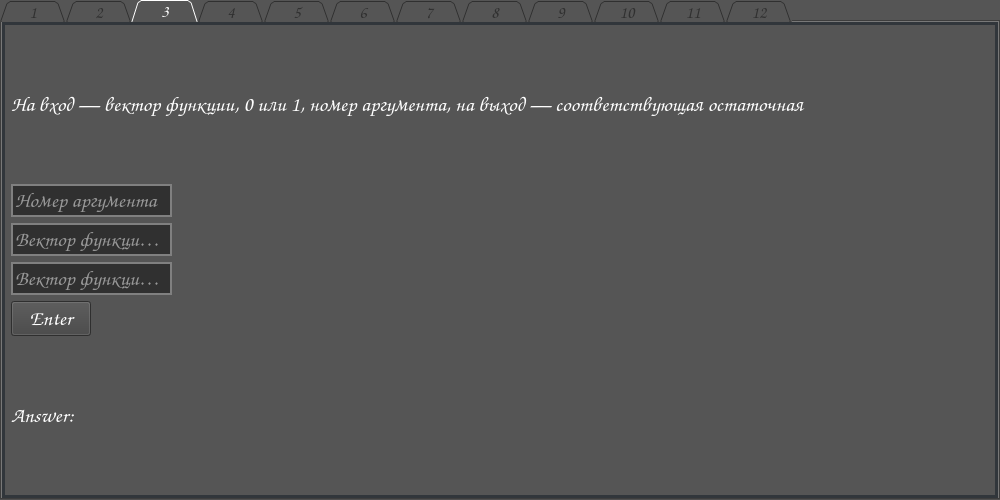
Qt form app/design.ui (Kirill-j/AppBF) before a commit.
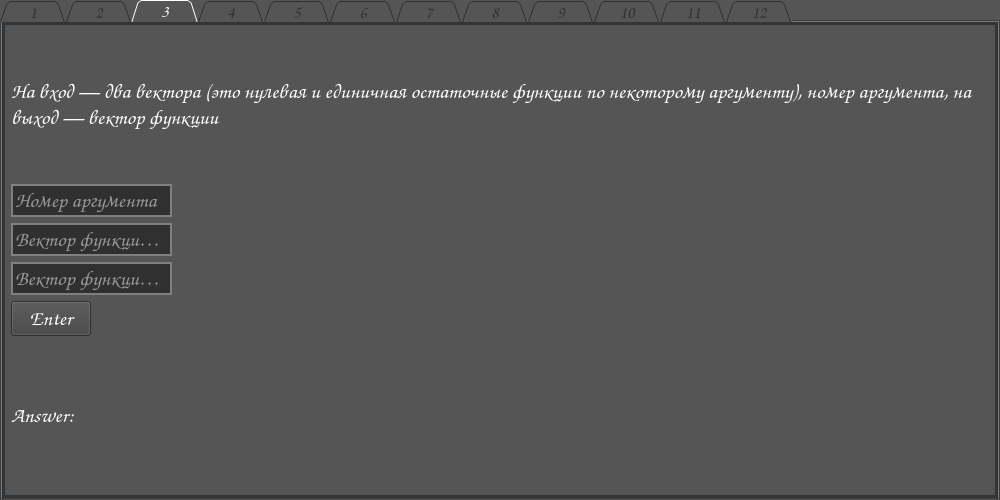
The same form after that commit. The open tabs and pages were chosen to show the change.

The edit to the form file:
```diff
--- a/app/design.ui
+++ b/app/design.ui
@@ -176,7 +176,7 @@
     <item>
      <widget class="QLabel" name="task_3">
       <property name="text">
-       <string>На вход — вектор функции, 0 или 1, номер аргумента, на выход — соответствующая остаточная</string>
+       <string>На вход — два вектора (это нулевая и единичная остаточные функции по некоторому аргументу), номер аргумента, на выход — вектор функции</string>
       </property>
       <property name="wordWrap">
        <bool>true</bool>
```
Left out of the diff: 2 changed lines with no effect on the pictures.
